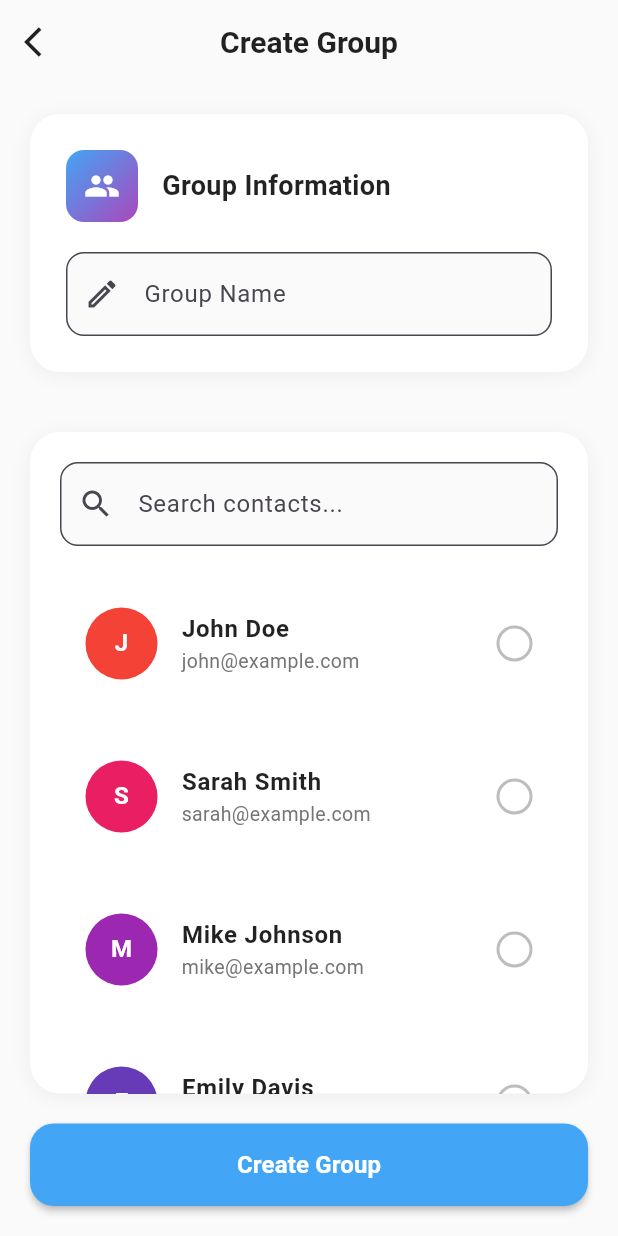
After one commit to Tshewang2022/voice, a Flutter app: the CreateGroup screen opened by its route, on a phone screen of 412 x 824 dp. The commit adds this screen. Run offline on Flutter 3.47's test engine with Material 3 defaults, Android fonts, the phone set to English and light mode, and no system bars.

Commit message:
updated the code, but ui is very clunky, need to optmized that one

```diff
--- a/frontend/lib/main.dart
+++ b/frontend/lib/main.dart
@@ -3,6 +3,7 @@ import 'package:frontend/screens/auth/password.dart';
 import 'package:frontend/screens/chats/chat.dart';
 import 'package:frontend/screens/chats/groupchat.dart';
 import 'package:frontend/screens/contacts/addperson.dart';
+import 'package:frontend/screens/contacts/creategroup.dart';
 import 'package:frontend/screens/home.dart';
 import 'package:frontend/screens/auth/login.dart';
 
@@ -24,7 +25,8 @@ class VoiceApp extends StatelessWidget{
         '/password':(context)=> PasswordScreen(),
         '/chats':(context)=> Chats(),
         '/groupchat':(context)=>GroupchatScreen(),
-        '/addperson':(context)=>Addperson()
+        '/addperson':(context)=>Addperson(),
+        '/creategroup':(context)=> CreateGroup(),
       }
     );
   }
--- /dev/null
+++ b/frontend/lib/screens/contacts/creategroup.dart
@@ -0,0 +1,414 @@
+import 'package:flutter/material.dart';
+
+// very bad ui
+class CreateGroup extends StatefulWidget {
+  const CreateGroup({super.key});
+
+  @override
+  State<CreateGroup> createState() => _CreateGroupState();
+}
+
+class _CreateGroupState extends State<CreateGroup> {
+  final TextEditingController _groupNameController = TextEditingController();
+  final List<Contact> _allContacts = [
+    Contact('John Doe', 'john@example.com', 'assets/avatar1.png', false),
+    Contact('Sarah Smith', 'sarah@example.com', 'assets/avatar2.png', false),
+    Contact('Mike Johnson', 'mike@example.com', 'assets/avatar3.png', false),
+    Contact('Emily Davis', 'emily@example.com', 'assets/avatar4.png', false),
+    Contact('David Wilson', 'david@example.com', 'assets/avatar5.png', false),
+    Contact('Lisa Brown', 'lisa@example.com', 'assets/avatar6.png', false),
+    Contact('Tom Miller', 'tom@example.com', 'assets/avatar7.png', false),
+    Contact('Anna Garcia', 'anna@example.com', 'assets/avatar8.png', false),
+  ];
+
+  List<Contact> _selectedContacts = [];
+  String _searchQuery = '';
+
+  @override
+  void dispose() {
+    _groupNameController.dispose();
+    super.dispose();
+  }
+
+  List<Contact> get _filteredContacts {
+    return _allContacts.where((contact) {
+      return contact.name.toLowerCase().contains(_searchQuery.toLowerCase()) ||
+          contact.email.toLowerCase().contains(_searchQuery.toLowerCase());
+    }).toList();
+  }
+
+  void _toggleContact(Contact contact) {
+    setState(() {
+      if (_selectedContacts.contains(contact)) {
+        _selectedContacts.remove(contact);
+        contact.isSelected = false;
+      } else {
+        _selectedContacts.add(contact);
+        contact.isSelected = true;
+      }
+    });
+  }
+
+  void _createGroup() {
+    if (_groupNameController.text.trim().isEmpty) {
+      ScaffoldMessenger.of(context).showSnackBar(
+        const SnackBar(content: Text('Please enter a group name')),
+      );
+      return;
+    }
+
+    if (_selectedContacts.isEmpty) {
+      ScaffoldMessenger.of(context).showSnackBar(
+        const SnackBar(content: Text('Please select at least one contact')),
+      );
+      return;
+    }
+
+    // Here you would typically handle the group creation
+    ScaffoldMessenger.of(context).showSnackBar(
+      SnackBar(
+        content: Text(
+          'Group "${_groupNameController.text}" created with ${_selectedContacts.length} members',
+        ),
+      ),
+    );
+
+    Navigator.pop(context);
+  }
+
+  @override
+  Widget build(BuildContext context) {
+    return Scaffold(
+      backgroundColor: Colors.grey[50],
+      appBar: AppBar(
+        elevation: 0,
+        backgroundColor: Colors.transparent,
+        leading: IconButton(
+          icon: const Icon(Icons.arrow_back_ios, color: Colors.black87),
+          onPressed: () => Navigator.pop(context),
+        ),
+        title: const Text(
+          'Create Group',
+          style: TextStyle(
+            color: Colors.black87,
+            fontSize: 20,
+            fontWeight: FontWeight.w600,
+          ),
+        ),
+        centerTitle: true,
+      ),
+      body: Column(
+        children: [
+          // Group Name Section
+          Container(
+            margin: const EdgeInsets.all(20),
+            padding: const EdgeInsets.all(24),
+            decoration: BoxDecoration(
+              color: Colors.white,
+              borderRadius: BorderRadius.circular(20),
+              boxShadow: [
+                BoxShadow(
+                  color: Colors.black.withOpacity(0.05),
+                  blurRadius: 10,
+                  offset: const Offset(0, 2),
+                ),
+              ],
+            ),
+            child: Column(
+              crossAxisAlignment: CrossAxisAlignment.start,
+              children: [
+                Row(
+                  children: [
+                    Container(
+                      width: 48,
+                      height: 48,
+                      decoration: BoxDecoration(
+                        gradient: LinearGradient(
+                          colors: [Colors.blue[400]!, Colors.purple[400]!],
+                          begin: Alignment.topLeft,
+                          end: Alignment.bottomRight,
+                        ),
+                        borderRadius: BorderRadius.circular(12),
+                      ),
+                      child: const Icon(Icons.group, color: Colors.white, size: 24),
+                    ),
+                    const SizedBox(width: 16),
+                    const Expanded(
+                      child: Text(
+                        'Group Information',
+                        style: TextStyle(
+                          fontSize: 18,
+                          fontWeight: FontWeight.w600,
+                          color: Colors.black87,
+                        ),
+                      ),
+                    ),
+                  ],
+                ),
+                const SizedBox(height: 20),
+                TextField(
+                  controller: _groupNameController,
+                  decoration: InputDecoration(
+                    labelText: 'Group Name',
+                    hintText: 'Enter a name for your group',
+                    border: OutlineInputBorder(
+                      borderRadius: BorderRadius.circular(12),
+                      borderSide: BorderSide(color: Colors.grey[300]!),
+                    ),
+                    focusedBorder: OutlineInputBorder(
+                      borderRadius: BorderRadius.circular(12),
+                      borderSide: BorderSide(color: Colors.blue[400]!),
+                    ),
+                    filled: true,
+                    fillColor: Colors.grey[50],
+                    prefixIcon: const Icon(Icons.edit_outlined),
+                  ),
+                ),
+              ],
+            ),
+          ),
+
+          // Selected Contacts Preview
+          if (_selectedContacts.isNotEmpty)
+            Container(
+              margin: const EdgeInsets.symmetric(horizontal: 20),
+              padding: const EdgeInsets.all(16),
+              decoration: BoxDecoration(
+                color: Colors.blue[50],
+                borderRadius: BorderRadius.circular(16),
+                border: Border.all(color: Colors.blue[200]!),
+              ),
+              child: Column(
+                crossAxisAlignment: CrossAxisAlignment.start,
+                children: [
+                  Text(
+                    'Selected Members (${_selectedContacts.length})',
+                    style: TextStyle(
+                      fontWeight: FontWeight.w600,
+                      color: Colors.blue[800],
+                    ),
+                  ),
+                  const SizedBox(height: 12),
+                  Wrap(
+                    spacing: 8,
+                    runSpacing: 8,
+                    children: _selectedContacts.map((contact) {
+                      return Container(
+                        padding: const EdgeInsets.symmetric(horizontal: 12, vertical: 8),
+                        decoration: BoxDecoration(
+                          color: Colors.white,
+                          borderRadius: BorderRadius.circular(20),
+                          border: Border.all(color: Colors.blue[300]!),
+                        ),
+                        child: Row(
+                          mainAxisSize: MainAxisSize.min,
+                          children: [
+                            CircleAvatar(
+                              radius: 12,
+                              backgroundColor: Colors.blue[400],
+                              child: Text(
+                                contact.name[0].toUpperCase(),
+                                style: const TextStyle(
+                                  color: Colors.white,
+                                  fontSize: 12,
+                                  fontWeight: FontWeight.bold,
+                                ),
+                              ),
+                            ),
+                            const SizedBox(width: 8),
+                            Text(
+                              contact.name.split(' ')[0],
+                              style: TextStyle(
+                                fontSize: 13,
+                                fontWeight: FontWeight.w500,
+                                color: Colors.blue[800],
+                              ),
+                            ),
+                            const SizedBox(width: 4),
+                            GestureDetector(
+                              onTap: () => _toggleContact(contact),
+                              child: Icon(
+                                Icons.close,
+                                size: 16,
+                                color: Colors.blue[600],
+                              ),
+                            ),
+                          ],
+                        ),
+                      );
+                    }).toList(),
+                  ),
+                ],
+              ),
+            ),
+
+          const SizedBox(height: 20),
+
+          // Search and Contacts Section
+          Expanded(
+            child: Container(
+              margin: const EdgeInsets.symmetric(horizontal: 20),
+              decoration: BoxDecoration(
+                color: Colors.white,
+                borderRadius: BorderRadius.circular(20),
+                boxShadow: [
+                  BoxShadow(
+                    color: Colors.black.withOpacity(0.05),
+                    blurRadius: 10,
+                    offset: const Offset(0, 2),
+                  ),
+                ],
+              ),
+              child: Column(
+                children: [
+                  // Search Bar
+                  Padding(
+                    padding: const EdgeInsets.all(20),
+                    child: TextField(
+                      onChanged: (value) {
+                        setState(() {
+                          _searchQuery = value;
+                        });
+                      },
+                      decoration: InputDecoration(
+                        hintText: 'Search contacts...',
+                        prefixIcon: const Icon(Icons.search),
+                        border: OutlineInputBorder(
+                          borderRadius: BorderRadius.circular(12),
+                          borderSide: BorderSide(color: Colors.grey[300]!),
+                        ),
+                        focusedBorder: OutlineInputBorder(
+                          borderRadius: BorderRadius.circular(12),
+                          borderSide: BorderSide(color: Colors.blue[400]!),
+                        ),
+                        filled: true,
+                        fillColor: Colors.grey[50],
+                      ),
+                    ),
+                  ),
+
+                  // Contacts List
+                  Expanded(
+                    child: ListView.builder(
+                      padding: const EdgeInsets.symmetric(horizontal: 20),
+                      itemCount: _filteredContacts.length,
+                      itemBuilder: (context, index) {
+                        final contact = _filteredContacts[index];
+                        final isSelected = _selectedContacts.contains(contact);
+
+                        return Container(
+                          margin: const EdgeInsets.only(bottom: 12),
+                          decoration: BoxDecoration(
+                            color: isSelected ? Colors.blue[50] : Colors.transparent,
+                            borderRadius: BorderRadius.circular(12),
+                            border: Border.all(
+                              color: isSelected ? Colors.blue[300]! : Colors.transparent,
+                            ),
+                          ),
+                          child: ListTile(
+                            contentPadding: const EdgeInsets.symmetric(
+                              horizontal: 16,
+                              vertical: 8,
+                            ),
+                            leading: CircleAvatar(
+                              radius: 24,
+                              backgroundColor: Colors.primaries[index % Colors.primaries.length],
+                              child: Text(
+                                contact.name[0].toUpperCase(),
+                                style: const TextStyle(
+                                  color: Colors.white,
+                                  fontWeight: FontWeight.bold,
+                                  fontSize: 16,
+                                ),
+                              ),
+                            ),
+                            title: Text(
+                              contact.name,
+                              style: TextStyle(
+                                fontWeight: FontWeight.w600,
+                                color: isSelected ? Colors.blue[800] : Colors.black87,
+                              ),
+                            ),
+                            subtitle: Text(
+                              contact.email,
+                              style: TextStyle(
+                                color: isSelected ? Colors.blue[600] : Colors.grey[600],
+                                fontSize: 13,
+                              ),
+                            ),
+                            trailing: Container(
+                              width: 24,
+                              height: 24,
+                              decoration: BoxDecoration(
+                                shape: BoxShape.circle,
+                                color: isSelected ? Colors.blue[400] : Colors.transparent,
+                                border: Border.all(
+                                  color: isSelected ? Colors.blue[400]! : Colors.grey[400]!,
+                                  width: 2,
+                                ),
+                              ),
+                              child: isSelected
+                                  ? const Icon(
+                                Icons.check,
+                                size: 16,
+                                color: Colors.white,
+                              )
+                                  : null,
+                            ),
+                            onTap: () => _toggleContact(contact),
+                          ),
+                        );
+                      },
+                    ),
+                  ),
+                ],
+              ),
+            ),
+          ),
+
+          // Create Group Button
+          Container(
+            width: double.infinity,
+            margin: const EdgeInsets.all(20),
+            child: ElevatedButton(
+              onPressed: _createGroup,
+              style: ElevatedButton.styleFrom(
+                backgroundColor: Colors.blue[400],
+                foregroundColor: Colors.white,
+                padding: const EdgeInsets.symmetric(vertical: 16),
+                shape: RoundedRectangleBorder(
+                  borderRadius: BorderRadius.circular(16),
+                ),
+                elevation: 2,
+              ),
+              child: const Text(
+                'Create Group',
+                style: TextStyle(
+                  fontSize: 16,
+                  fontWeight: FontWeight.w600,
+                ),
+              ),
+            ),
+          ),
+        ],
+      ),
+    );
+  }
+}
+
+class Contact {
+  final String name;
+  final String email;
+  final String avatarPath;
+  bool isSelected;
+
+  Contact(this.name, this.email, this.avatarPath, this.isSelected);
+
+  @override
+  bool operator ==(Object other) =>
+      identical(this, other) ||
+          other is Contact && runtimeType == other.runtimeType && email == other.email;
+
+  @override
+  int get hashCode => email.hashCode;
+}
--- a/frontend/lib/screens/home.dart
+++ b/frontend/lib/screens/home.dart
@@ -4,6 +4,7 @@ import 'package:flutter/material.dart';
 // instead of the word chat, need chat icon
 // each button and text should define meaning, regarding there position, size and color
 // nothing exist out of random
+// i can feel and smell code
 class HomeScreen extends StatefulWidget {
   @override
   State<HomeScreen> createState() => _HomeScreenState();
@@ -139,12 +140,15 @@ class _HomeScreenState extends State<HomeScreen> with TickerProviderStateMixin {
           ),
         ),
         actions: [
-          IconButton(
-            icon: const Icon(Icons.search, color: Colors.white),
-            onPressed: () {
-              // Implement search functionality
-            },
-          ),
+          // can be implemented if needed
+          // IconButton(
+          //   icon: const Icon(Icons.search, color: Colors.white),
+          //   onPressed: () {
+          //     // Implement search functionality
+          //     print("Search functionality");
+          //
+          //   },
+          // ),
           IconButton(
             icon: const Icon(Icons.menu, color: Colors.white),
             onPressed: _toggleDrawer,
@@ -453,6 +457,7 @@ class _HomeScreenState extends State<HomeScreen> with TickerProviderStateMixin {
         ),
       ),
       onTap: () {
+        Navigator.pushNamed(context, '/creategroup');
         _closeDrawer();
         ScaffoldMessenger.of(context).showSnackBar(
           SnackBar(
```
